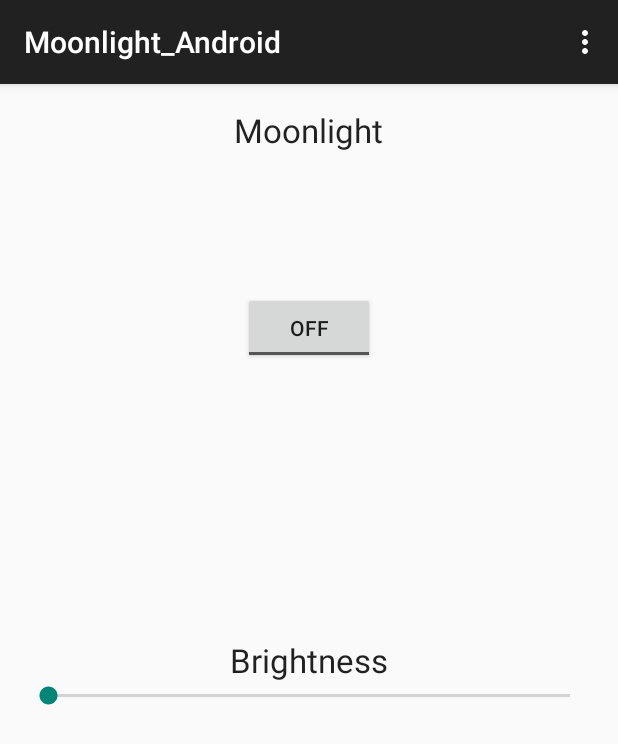
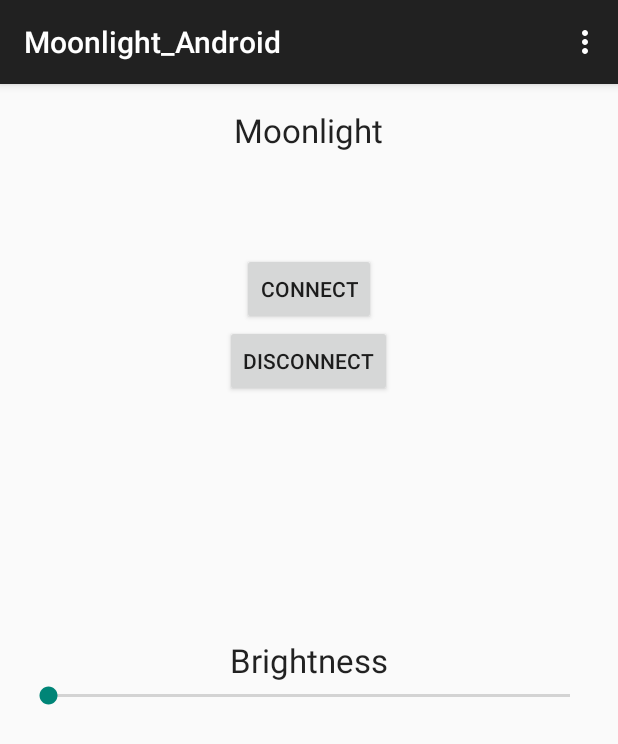
Before and after one commit to reymatias/Moonlight, an Android app: the screen it shows after launch (MainActivity), on a phone screen of 412 x 824 dp. Shown: the top 744 px of the screen. Run offline under Robolectric (Android 15) with nearby library versions, the phone set to English and light mode, and no system bars.

```diff
--- a/Android/Moonlight_Android/app/src/main/res/layout/activity_main.xml
+++ b/Android/Moonlight_Android/app/src/main/res/layout/activity_main.xml
@@ -4,6 +4,15 @@
     android:paddingRight="@dimen/activity_horizontal_margin"
     android:paddingTop="@dimen/activity_vertical_margin"
     android:paddingBottom="@dimen/activity_vertical_margin" tools:context=".MainActivity">
+
+    <Button
+        android:layout_width="wrap_content"
+        android:layout_height="wrap_content"
+        android:text="Connect"
+        android:id="@+id/button"
+        android:layout_marginTop="67dp"
+        android:layout_below="@+id/textView"
+        android:layout_centerHorizontal="true" />
 
     <SeekBar
         android:layout_width="wrap_content"
@@ -22,6 +31,14 @@
         android:layout_centerVertical="true"
         android:layout_centerHorizontal="true" />
 
+    <Button
+        android:layout_width="wrap_content"
+        android:layout_height="wrap_content"
+        android:text="Disconnect"
+        android:id="@+id/button2"
+        android:layout_below="@+id/button"
+        android:layout_centerHorizontal="true" />
+
     <TextView
         android:layout_width="wrap_content"
         android:layout_height="wrap_content"
@@ -30,13 +47,4 @@
         android:id="@+id/textView"
         android:layout_alignParentTop="true"
         android:layout_centerHorizontal="true" />
-
-    <ToggleButton
-        android:layout_width="wrap_content"
-        android:layout_height="wrap_content"
-        android:text="New ToggleButton"
-        android:id="@+id/toggleButton"
-        android:layout_below="@+id/textView"
-        android:layout_centerHorizontal="true"
-        android:layout_marginTop="93dp" />
 </RelativeLayout>
```
Also changed, not shown: 2 other files.
